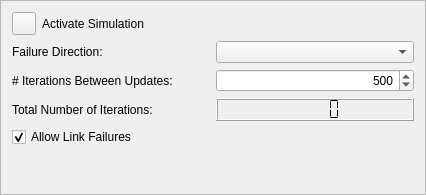
This is plugins/simulation/dmzMBRAPluginNASimulateForm.ui in dmzgroup/mbra as Qt 5 draws it before an edit. The edited form follows.
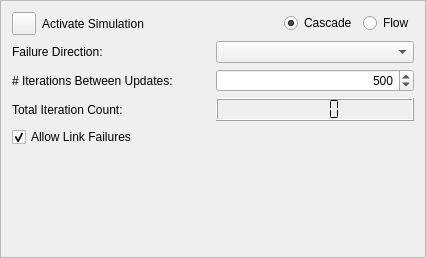
This is the edited form.

Commit message: Initial UI updates for flow simulations.

```diff
--- a/plugins/simulation/dmzMBRAPluginNASimulateForm.ui
+++ b/plugins/simulation/dmzMBRAPluginNASimulateForm.ui
@@ -7,7 +7,7 @@
     <x>0</x>
     <y>0</y>
     <width>426</width>
-    <height>195</height>
+    <height>258</height>
    </rect>
   </property>
   <property name="windowTitle">
@@ -32,6 +32,36 @@
        </property>
       </widget>
      </item>
+     <item>
+      <spacer name="horizontalSpacer">
+       <property name="orientation">
+        <enum>Qt::Horizontal</enum>
+       </property>
+       <property name="sizeHint" stdset="0">
+        <size>
+         <width>40</width>
+         <height>20</height>
+        </size>
+       </property>
+      </spacer>
+     </item>
+     <item>
+      <widget class="QRadioButton" name="cascadeButton">
+       <property name="text">
+        <string>Cascade</string>
+       </property>
+       <property name="checked">
+        <bool>true</bool>
+       </property>
+      </widget>
+     </item>
+     <item>
+      <widget class="QRadioButton" name="flowButton">
+       <property name="text">
+        <string>Flow</string>
+       </property>
+      </widget>
+     </item>
     </layout>
    </item>
    <item>
@@ -89,7 +119,7 @@
      <item>
       <widget class="QLabel" name="label_2">
        <property name="text">
-        <string>Total Number of Iterations:</string>
+        <string>Total Iteration Count:</string>
        </property>
       </widget>
      </item>
@@ -123,7 +153,7 @@
      <property name="sizeHint" stdset="0">
       <size>
        <width>20</width>
-       <height>0</height>
+       <height>40</height>
       </size>
      </property>
     </spacer>
```
Left out of the diff: 12 changed lines with no effect on the pictures. The commit also changes 5 other files.
